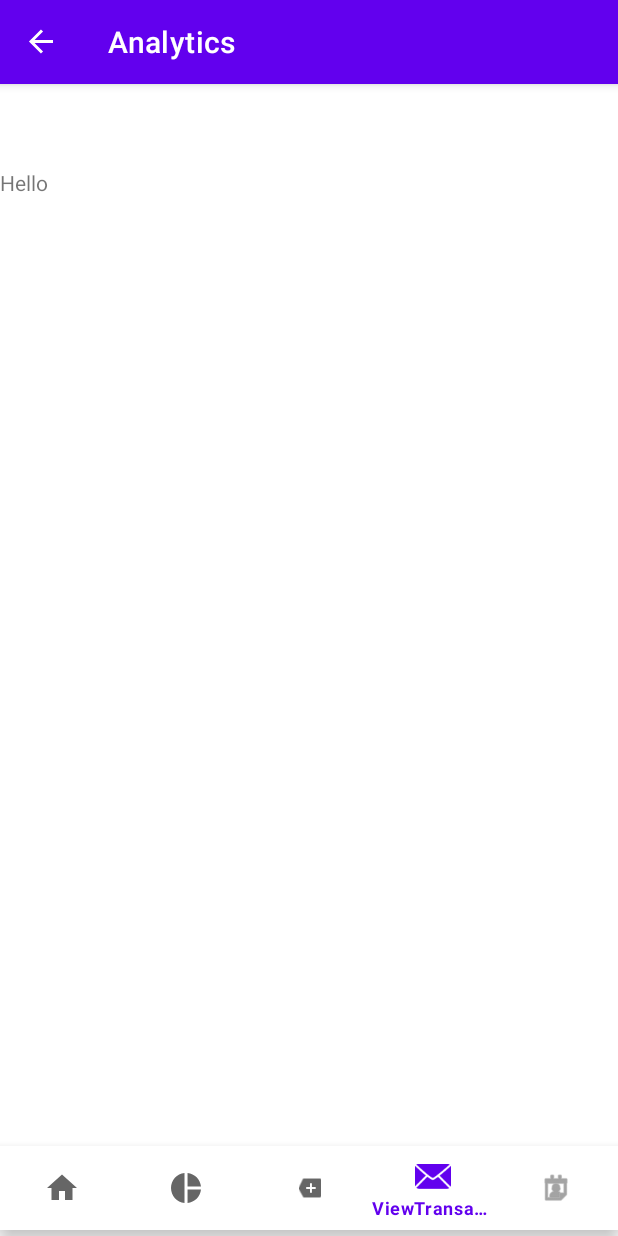
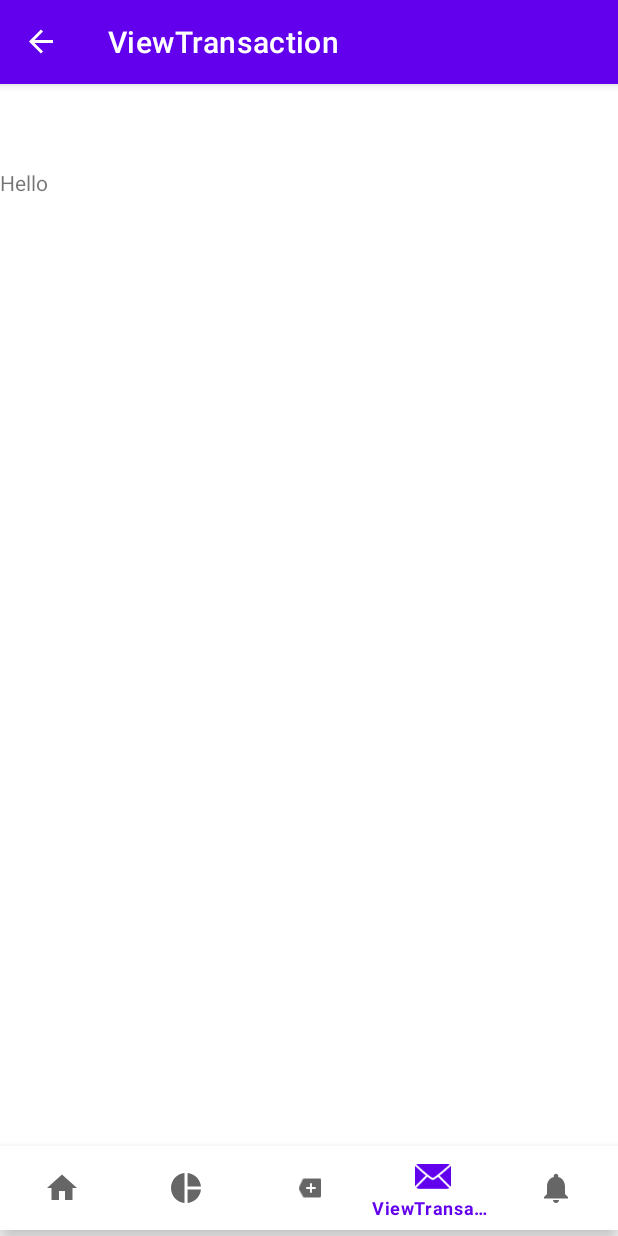
Before and after one commit to ST10385543/SpendySenseApp, an Android app: the screen it shows after launch (MainActivity), item 4 of the bottom bar chosen, on a phone screen of 412 x 824 dp. Run offline under Robolectric (Android 15) with nearby library versions, the phone set to English and light mode, and no system bars; our stand-ins replace navigation-ui.

Commit message:
Userprofile fixed

```diff
--- a/app/src/main/res/layout/activity_login.xml
+++ b/app/src/main/res/layout/activity_login.xml
@@ -6,7 +6,7 @@
     android:layout_width="match_parent"
     android:layout_height="match_parent"
     android:background="#004643"
-    android:foregroundTint="#7A4A4A"
+    android:foregroundTint="#F6F0F0"
     tools:context=".Login">
 
     <ImageView
@@ -45,6 +45,7 @@
         android:layout_width="wrap_content"
         android:layout_height="wrap_content"
         android:background="#004643"
+        android:backgroundTint="#004643"
         android:text="Forgot Password"
         app:layout_constraintBottom_toBottomOf="parent"
         app:layout_constraintEnd_toEndOf="parent"
--- a/app/src/main/res/menu/bottom_nav_menu.xml
+++ b/app/src/main/res/menu/bottom_nav_menu.xml
@@ -24,7 +24,7 @@
 
     <item
         android:id="@+id/navigation_UserProfile"
-        android:icon="@android:drawable/ic_menu_my_calendar"
+        android:icon="@drawable/ic_notifications_black_24dp"
         android:title="UserProfile" />
 
 
--- a/app/src/main/res/navigation/mobile_navigation.xml
+++ b/app/src/main/res/navigation/mobile_navigation.xml
@@ -32,20 +32,20 @@
     <fragment
         android:id="@+id/navigation_AddTransaction"
         android:name="com.example.spendysenseapp.ui.AddTransaction.AddTransactionFragment"
-        android:label="Analytics"
+        android:label="AddTransaction"
         tools:layout="@layout/fragment_add_transaction" />
 
     <fragment
         android:id="@+id/navigation_ViewTransaction"
         android:name="com.example.spendysenseapp.ui.ViewTransaction.ViewTransactionFragment"
-        android:label="Analytics"
+        android:label="ViewTransaction"
         tools:layout="@layout/fragment_view_transaction" />
 
 
     <fragment
-        android:id="@+id/navigation_UserProfiles"
+        android:id="@+id/navigation_UserProfile"
         android:name="com.example.spendysenseapp.ui.UserProfile.UserProfileFragment"
-        android:label="Analytics"
+        android:label="UserProfile"
         tools:layout="@layout/fragment_user_profile" />
 
 
```
